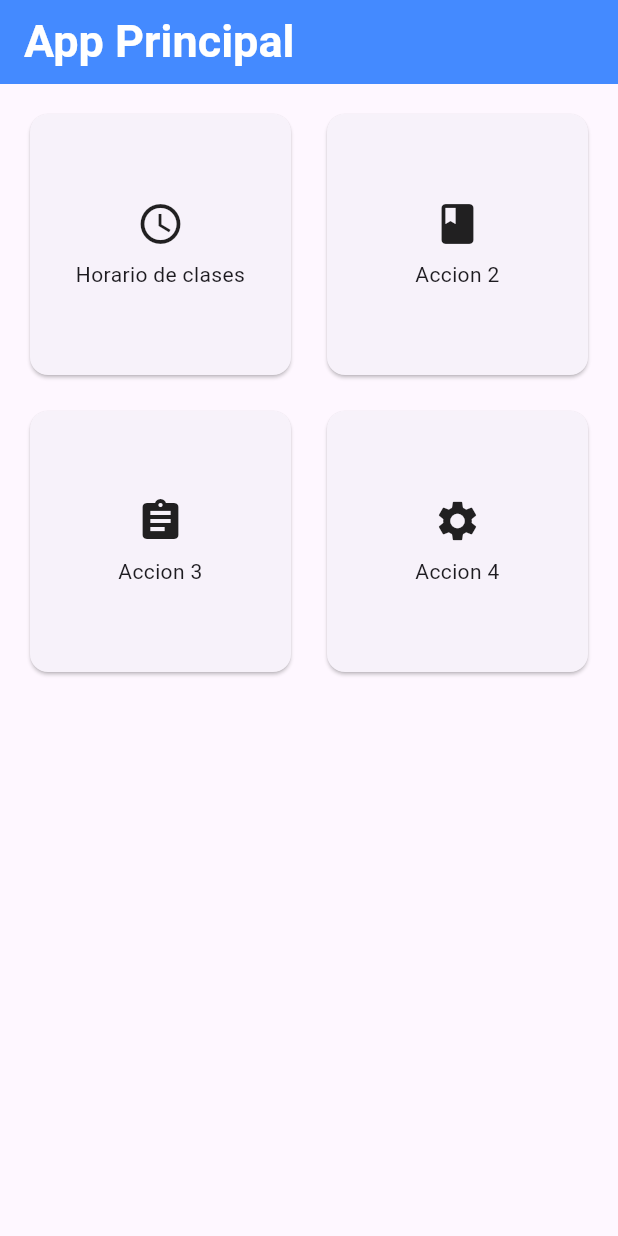
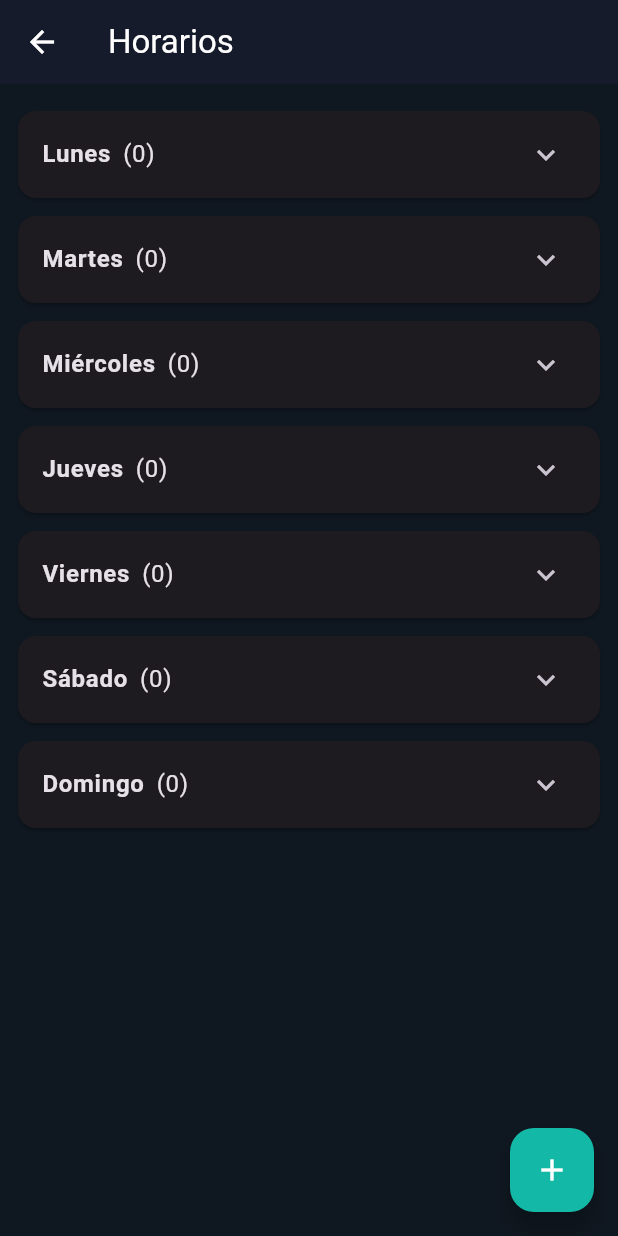
Before and after one commit to R0ronoaZ0ro777/app_u_personal, a Flutter app: the screen it shows after launch, after a tap on "Horario de clases", on a phone screen of 412 x 824 dp. Run offline on Flutter 3.47's test engine with Material 3 defaults, Android fonts, the phone set to English and light mode, and no system bars; our stand-ins replace shared_preferences; Roboto replaces fonts that are missing (Poppins).

Commit message:
feat(ui): add Horarios and PromNotas screens, dark theme and UI improvements

```diff
--- a/lib/main.dart
+++ b/lib/main.dart
@@ -1,4 +1,6 @@
 import 'package:flutter/material.dart';
+import 'screen/horarios.dart';
+import 'screen/promNotas.dart';
 
 void main() {
   runApp(const MyApp());
@@ -11,8 +13,31 @@ class MyApp extends StatelessWidget {
   Widget build(BuildContext context) {
     return MaterialApp(
       title: 'Flutter Demo',
-      theme: ThemeData(
-        primarySwatch: Colors.blue,
+      theme: ThemeData.dark().copyWith(
+        colorScheme: ThemeData.dark().colorScheme.copyWith(
+          primary: Colors.tealAccent.shade200,
+          secondary: Colors.tealAccent.shade100,
+        ),
+        primaryColor: Colors.tealAccent.shade200,
+        scaffoldBackgroundColor: const Color(0xFF0F1720), // very dark blue-gray
+        cardColor: const Color(0xFF111827), // slightly lighter for cards
+        dialogBackgroundColor: const Color(0xFF0B1220),
+        appBarTheme: const AppBarTheme(
+          backgroundColor: Color(0xFF0B1220),
+          foregroundColor: Colors.white,
+          elevation: 1,
+        ),
+        floatingActionButtonTheme: const FloatingActionButtonThemeData(
+          backgroundColor: Color(0xFF14B8A6),
+          foregroundColor: Colors.white,
+        ),
+        inputDecorationTheme: InputDecorationTheme(
+          filled: true,
+          fillColor: const Color(0xFF071018),
+          hintStyle: TextStyle(color: Colors.grey[400]),
+          border: OutlineInputBorder(borderRadius: BorderRadius.circular(8), borderSide: BorderSide.none),
+          contentPadding: const EdgeInsets.symmetric(horizontal: 12, vertical: 14),
+        ),
       ),
       home: const MyHomePage(),
     );
@@ -26,7 +51,7 @@ class MyHomePage extends StatelessWidget {
   Widget build(BuildContext context) {
     return Scaffold(
       appBar: AppBar(
-        backgroundColor: Colors.blueAccent,
+        backgroundColor: const Color.fromARGB(255, 0, 6, 15),
               foregroundColor: Colors.white,
               iconTheme: const IconThemeData(color: Colors.white),
               title: Text(
@@ -48,17 +73,17 @@ class MyHomePage extends StatelessWidget {
         crossAxisSpacing: 16,
         children: [
           _ActionCard(
-              icon: Icons.schedule,
+            icon: Icons.schedule,
             label: 'Horario de clases',
             onTap: () {
-              // Navegar a la pantalla de horario de clases
+              Navigator.of(context).push(MaterialPageRoute(builder: (_) => const Horarios()));
             },
           ),
           _ActionCard(
             icon: Icons.book,
-            label: 'Accion 2',
+            label: 'Promedio de Notas',
             onTap: () {
-              // Navegar a la pantalla de accion 2
+              Navigator.of(context).push(MaterialPageRoute(builder: (_) => const PromNotas()));
             },
           ),
           _ActionCard(
--- /dev/null
+++ b/lib/screen/horarios.dart
@@ -0,0 +1,277 @@
+import 'dart:convert';
+
+import 'package:flutter/material.dart';
+import 'package:shared_preferences/shared_preferences.dart';
+
+class Horarios extends StatefulWidget {
+  const Horarios({super.key});
+
+  @override
+  State<Horarios> createState() => _HorariosState();
+}
+
+class Schedule {
+  int id;
+  String name;
+  String room;
+  int day; // 1=lunes ...7=domingo
+  String start; // HH:mm
+  String end; // HH:mm
+  int colorValue;
+
+  Schedule({
+    required this.id,
+    required this.name,
+    required this.room,
+    required this.day,
+    required this.start,
+    required this.end,
+    required this.colorValue,
+  });
+
+  Map<String, dynamic> toJson() => {
+        'id': id,
+        'name': name,
+        'room': room,
+        'day': day,
+        'start': start,
+        'end': end,
+        'colorValue': colorValue,
+      };
+
+  static Schedule fromJson(Map<String, dynamic> j) => Schedule(
+        id: j['id'] as int,
+        name: j['name'] as String,
+        room: j['room'] as String,
+        day: j['day'] as int,
+        start: j['start'] as String,
+        end: j['end'] as String,
+        colorValue: j['colorValue'] as int,
+      );
+}
+
+class _HorariosState extends State<Horarios> {
+  List<Schedule> schedules = [];
+  final String storageKey = 'schedules_v1';
+
+  final Map<String, Color> colorOptions = {
+    'Azul': Colors.blue,
+    'Verde': Colors.green,
+    'Rojo': Colors.red,
+    'Naranja': Colors.orange,
+    'Morado': Colors.purple,
+    'Gris': Colors.grey,
+  };
+
+  @override
+  void initState() {
+    super.initState();
+    _load();
+  }
+
+  Future<void> _load() async {
+    final sp = await SharedPreferences.getInstance();
+    final raw = sp.getString(storageKey);
+    if (raw != null) {
+      final List decoded = jsonDecode(raw) as List;
+      schedules = decoded.map((e) => Schedule.fromJson(Map<String, dynamic>.from(e))).toList();
+      setState(() {});
+    }
+  }
+
+  Future<void> _save() async {
+    final sp = await SharedPreferences.getInstance();
+    final enc = jsonEncode(schedules.map((s) => s.toJson()).toList());
+    await sp.setString(storageKey, enc);
+  }
+
+  void _openForm({Schedule? edit}) async {
+    final isEdit = edit != null;
+    final nameCtl = TextEditingController(text: edit?.name ?? '');
+    final roomCtl = TextEditingController(text: edit?.room ?? '');
+    int daySel = edit?.day ?? 1;
+    TimeOfDay? start = edit != null ? _parseTime(edit.start) : null;
+    TimeOfDay? end = edit != null ? _parseTime(edit.end) : null;
+    String colorName = colorOptions.entries.firstWhere((e) => e.value.value == (edit?.colorValue ?? Colors.blue.value)).key;
+
+    await showDialog<void>(
+      context: context,
+      builder: (ctx) {
+        return StatefulBuilder(builder: (ctx, setStateDialog) {
+          return AlertDialog(
+            title: Text(isEdit ? 'Editar horario' : 'Agregar horario'),
+            content: SingleChildScrollView(
+              child: Column(
+                mainAxisSize: MainAxisSize.min,
+                children: [
+                  TextField(controller: nameCtl, decoration: const InputDecoration(labelText: 'Nombre del ramo')),
+                  TextField(controller: roomCtl, decoration: const InputDecoration(labelText: 'Sala')),
+                  const SizedBox(height: 8),
+                  Row(children: [
+                    Expanded(
+                      child: DropdownButtonFormField<int>(
+                        value: daySel,
+                        items: List.generate(7, (i) => DropdownMenuItem(value: i + 1, child: Text(_dayName(i + 1)))),
+                        onChanged: (v) => setStateDialog(() => daySel = v ?? 1),
+                        decoration: const InputDecoration(labelText: 'Día'),
+                      ),
+                    ),
+                  ]),
+                  const SizedBox(height: 8),
+                  Row(children: [
+                    Expanded(
+                      child: OutlinedButton(
+                        onPressed: () async {
+                          final picked = await showTimePicker(context: ctx, initialTime: start ?? TimeOfDay(hour: 8, minute: 0));
+                          if (picked != null) setStateDialog(() => start = picked);
+                        },
+                        child: Text(start != null ? start!.format(ctx) : 'Hora inicio'),
+                      ),
+                    ),
+                    const SizedBox(width: 8),
+                    Expanded(
+                      child: OutlinedButton(
+                        onPressed: () async {
+                          final picked = await showTimePicker(context: ctx, initialTime: end ?? TimeOfDay(hour: 9, minute: 0));
+                          if (picked != null) setStateDialog(() => end = picked);
+                        },
+                        child: Text(end != null ? end!.format(ctx) : 'Hora fin'),
+                      ),
+                    ),
+                  ]),
+                  const SizedBox(height: 8),
+                  DropdownButtonFormField<String>(
+                    value: colorName,
+                    items: colorOptions.keys.map((k) => DropdownMenuItem(value: k, child: Row(children: [Container(width: 12, height: 12, color: colorOptions[k]), const SizedBox(width: 8), Text(k)]))).toList(),
+                    onChanged: (v) => setStateDialog(() => colorName = v ?? colorOptions.keys.first),
+                    decoration: const InputDecoration(labelText: 'Color'),
+                  ),
+                ],
+              ),
+            ),
+            actions: [
+              if (isEdit)
+                TextButton(
+                  onPressed: () {
+                    // delete
+                    schedules.removeWhere((s) => s.id == edit!.id);
+                    _save();
+                    Navigator.of(ctx).pop();
+                    setState(() {});
+                  },
+                  child: const Text('Eliminar', style: TextStyle(color: Colors.red)),
+                ),
+              TextButton(onPressed: () => Navigator.of(ctx).pop(), child: const Text('Cancelar')),
+              ElevatedButton(
+                onPressed: () {
+                  if (nameCtl.text.trim().isEmpty || roomCtl.text.trim().isEmpty || start == null || end == null) {
+                    ScaffoldMessenger.of(context).showSnackBar(const SnackBar(content: Text('Completa todos los campos')));
+                    return;
+                  }
+                  final s = Schedule(
+                    id: isEdit ? edit!.id : DateTime.now().millisecondsSinceEpoch,
+                    name: nameCtl.text.trim(),
+                    room: roomCtl.text.trim(),
+                    day: daySel,
+                    start: _formatTime(start!),
+                    end: _formatTime(end!),
+                    colorValue: colorOptions[colorName]!.value,
+                  );
+                  if (isEdit) {
+                    final idx = schedules.indexWhere((it) => it.id == edit!.id);
+                    if (idx != -1) schedules[idx] = s;
+                  } else {
+                    schedules.add(s);
+                  }
+                  schedules.sort((a, b) => _timeToMinutes(a.start).compareTo(_timeToMinutes(b.start)));
+                  _save();
+                  setState(() {});
+                  Navigator.of(ctx).pop();
+                },
+                child: const Text('Guardar'),
+              ),
+            ],
+          );
+        });
+      },
+    );
+  }
+
+  static String _dayName(int d) {
+    switch (d) {
+      case 1:
+        return 'Lunes';
+      case 2:
+        return 'Martes';
+      case 3:
+        return 'Miércoles';
+      case 4:
+        return 'Jueves';
+      case 5:
+        return 'Viernes';
+      case 6:
+        return 'Sábado';
+      case 7:
+        return 'Domingo';
+      default:
+        return '';
+    }
+  }
+
+  static TimeOfDay _parseTime(String s) {
+    final parts = s.split(':');
+    final h = int.tryParse(parts[0]) ?? 0;
+    final m = int.tryParse(parts[1]) ?? 0;
+    return TimeOfDay(hour: h, minute: m);
+  }
+
+  static String _formatTime(TimeOfDay t) => t.hour.toString().padLeft(2, '0') + ':' + t.minute.toString().padLeft(2, '0');
+
+  static int _timeToMinutes(String hhmm) {
+    final p = hhmm.split(':');
+    final h = int.tryParse(p[0]) ?? 0;
+    final m = int.tryParse(p[1]) ?? 0;
+    return h * 60 + m;
+  }
+
+  @override
+  Widget build(BuildContext context) {
+    return Scaffold(
+      appBar: AppBar(
+        title: const Text('Horarios'),
+      ),
+      floatingActionButton: FloatingActionButton(
+        onPressed: () => _openForm(),
+        child: const Icon(Icons.add),
+      ),
+      body: ListView.builder(
+        padding: const EdgeInsets.all(12),
+        itemCount: 7,
+        itemBuilder: (context, index) {
+          final day = index + 1; // 1-7
+          final items = schedules.where((s) => s.day == day).toList()
+            ..sort((a, b) => _timeToMinutes(a.start).compareTo(_timeToMinutes(b.start)));
+          return Card(
+            margin: const EdgeInsets.symmetric(vertical: 6),
+            child: ExpansionTile(
+              initiallyExpanded: false,
+              title: Row(children: [Text(_dayName(day), style: const TextStyle(fontWeight: FontWeight.bold)), const SizedBox(width: 8), Text('(${items.length})')]),
+              children: items.isEmpty
+                  ? [const ListTile(title: Text('No hay horarios'))]
+                  : items
+                      .map(
+                        (s) => ListTile(
+                          leading: Container(width: 12, height: 40, color: Color(s.colorValue)),
+                          title: Text(s.name),
+                          subtitle: Text('${s.room} • ${s.start} - ${s.end}'),
+                          onTap: () => _openForm(edit: s),
+                        ),
+                      )
+                      .toList(),
+            ),
+          );
+        },
+      ),
+    );
+  }
+}
--- a/pubspec.yaml
+++ b/pubspec.yaml
@@ -34,6 +34,7 @@ dependencies:
   # The following adds the Cupertino Icons font to your application.
   # Use with the CupertinoIcons class for iOS style icons.
   cupertino_icons: ^1.0.8
+  shared_preferences: ^2.0.15
 
 dev_dependencies:
   flutter_test:
```
Also changed, not shown: lib/screen/promnotas.dart (added, +197 -0 lines), pubspec.lock.
